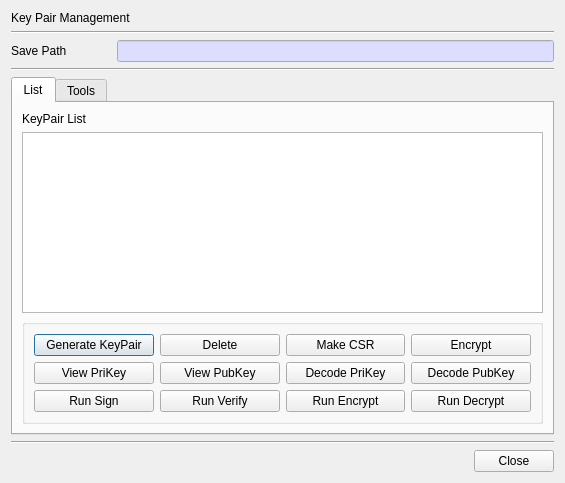
This is BerEditor/key_pair_man_dlg.ui in jykim74/BerEditor as Qt 5 draws it before an edit. The edited form follows.
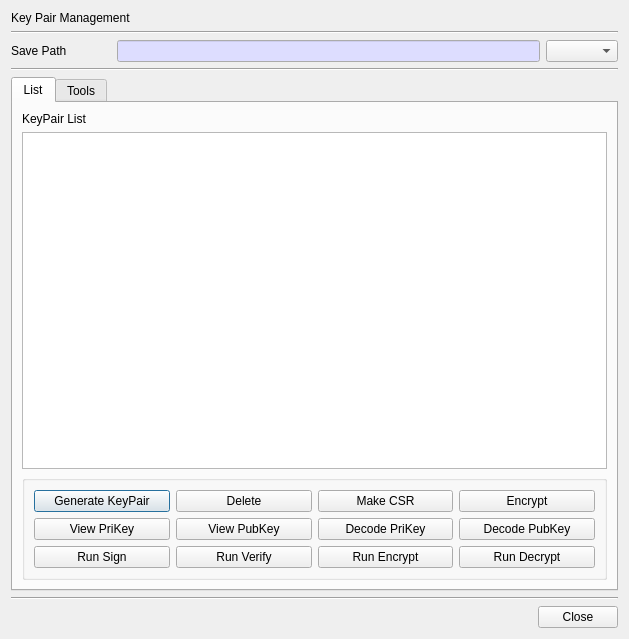
This is the edited form. The open tabs and pages were chosen to show the change.

```diff
--- a/BerEditor/key_pair_man_dlg.ui
+++ b/BerEditor/key_pair_man_dlg.ui
@@ -6,8 +6,8 @@
    <rect>
     <x>0</x>
     <y>0</y>
-    <width>562</width>
-    <height>483</height>
+    <width>629</width>
+    <height>639</height>
    </rect>
   </property>
   <property name="windowTitle">
@@ -83,6 +83,9 @@
        </property>
       </widget>
      </item>
+     <item row="0" column="2">
+      <widget class="QComboBox" name="mKeyTypeCombo"/>
+     </item>
     </layout>
    </item>
    <item>
```
Left out of the diff: 2 changed lines with no effect on the pictures.
